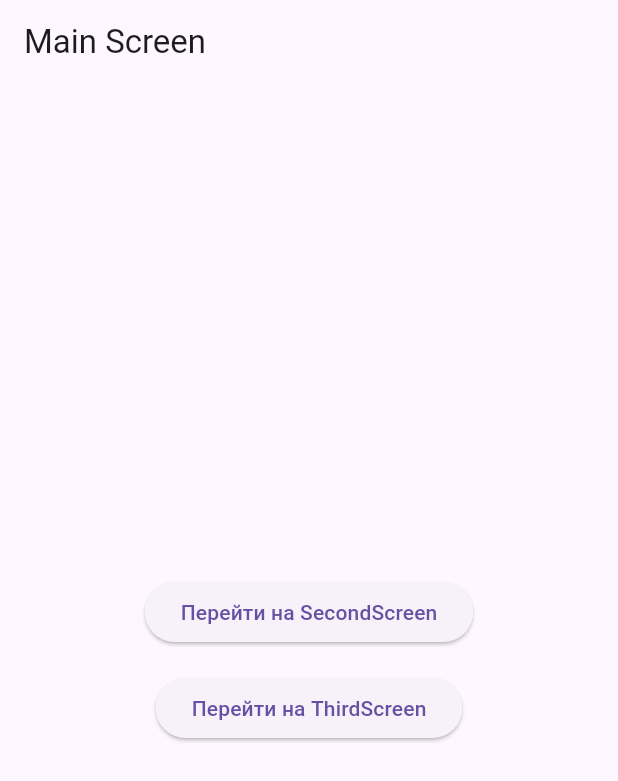
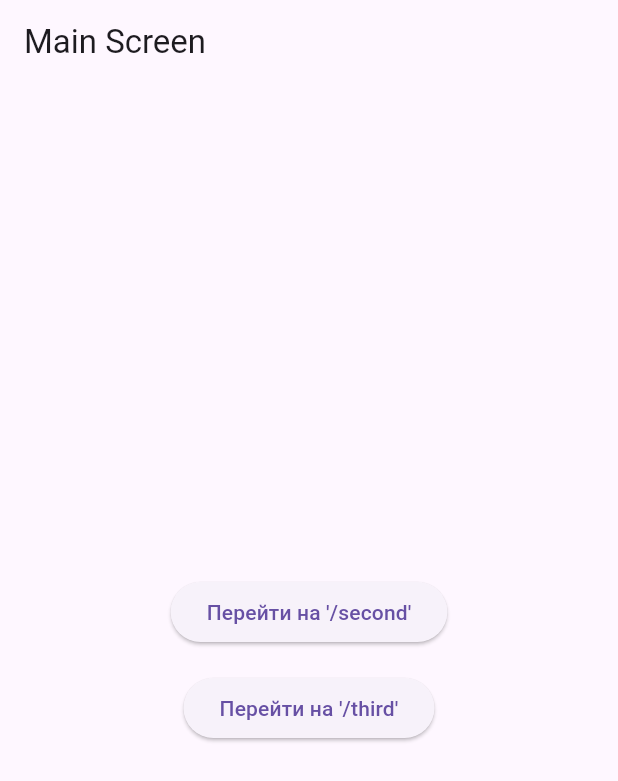
Before and after one commit to lobachmax86/mobdev, a Flutter app: the screen it shows after launch, on a phone screen of 412 x 824 dp. Shown: the top 781 px of the screen. Run offline on Flutter 3.47's test engine with Material 3 defaults, Android fonts, the phone set to English and light mode, and no system bars.

Commit message:
Lab 2: Named routes

```diff
--- a/lib/main.dart
+++ b/lib/main.dart
@@ -12,9 +12,14 @@ class MyApp extends StatelessWidget {
 
   @override
   Widget build(BuildContext context) {
-    return const MaterialApp(
+    return MaterialApp(
       debugShowCheckedModeBanner: false,
-      home: MainScreen(),
+      initialRoute: '/',
+      routes: {
+        '/': (context) => const MainScreen(),
+        '/second': (context) => const SecondScreen(),
+        '/third': (context) => const ThirdScreen(),
+      },
     );
   }
 }
--- a/lib/main_screen.dart
+++ b/lib/main_screen.dart
@@ -1,6 +1,4 @@
 import 'package:flutter/material.dart';
-import 'second_screen.dart';
-import 'third_screen.dart';
 
 class MainScreen extends StatelessWidget {
   const MainScreen({super.key});
@@ -15,26 +13,16 @@ class MainScreen extends StatelessWidget {
           children: [
             ElevatedButton(
               onPressed: () {
-                Navigator.push(
-                  context,
-                  MaterialPageRoute(
-                    builder: (_) => const SecondScreen(),
-                  ),
-                );
+                Navigator.pushNamed(context, '/second');
               },
-              child: const Text('Перейти на SecondScreen'),
+              child: const Text("Перейти на '/second'"),
             ),
             const SizedBox(height: 16),
             ElevatedButton(
               onPressed: () {
-                Navigator.push(
-                  context,
-                  MaterialPageRoute(
-                    builder: (_) => const ThirdScreen(),
-                  ),
-                );
+                Navigator.pushNamed(context, '/third');
               },
-              child: const Text('Перейти на ThirdScreen'),
+              child: const Text("Перейти на '/third'"),
             ),
           ],
         ),
--- a/lib/second_screen.dart
+++ b/lib/second_screen.dart
@@ -1,5 +1,4 @@
 import 'package:flutter/material.dart';
-import 'third_screen.dart';
 
 class SecondScreen extends StatelessWidget {
   const SecondScreen({super.key});
@@ -14,14 +13,9 @@ class SecondScreen extends StatelessWidget {
           children: [
             ElevatedButton(
               onPressed: () {
-                Navigator.push(
-                  context,
-                  MaterialPageRoute(
-                    builder: (_) => const ThirdScreen(),
-                  ),
-                );
+                Navigator.pushNamed(context, '/third');
               },
-              child: const Text('Перейти на ThirdScreen'),
+              child: const Text("Перейти на '/third'"),
             ),
             const SizedBox(height: 16),
             ElevatedButton(
```
